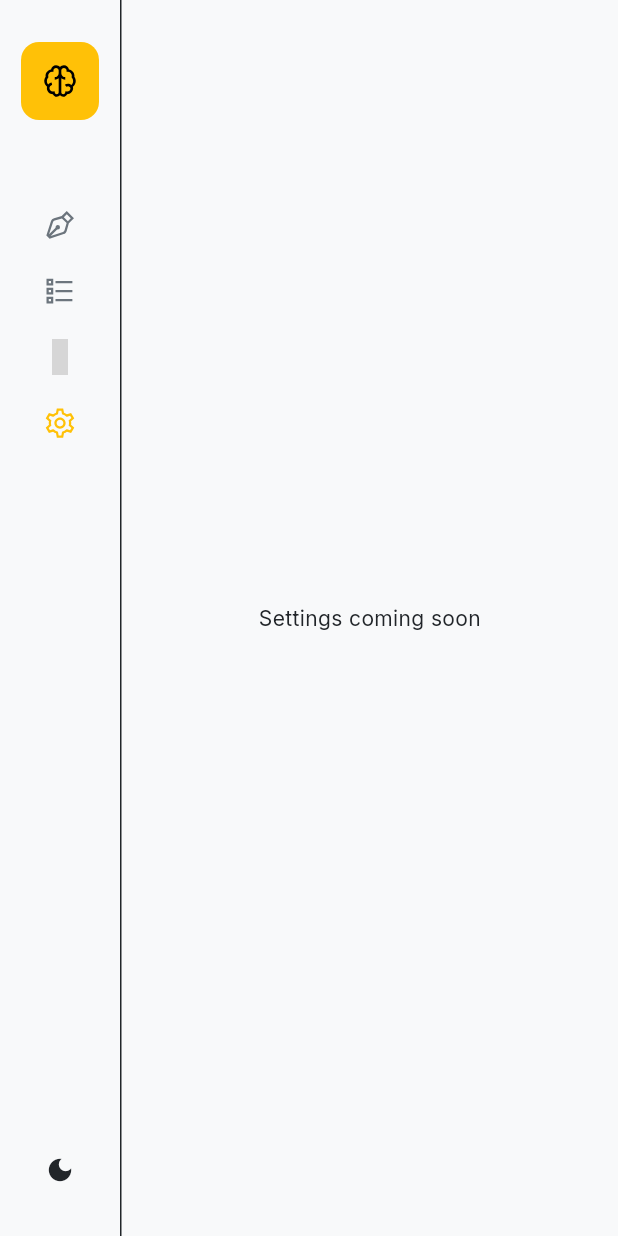
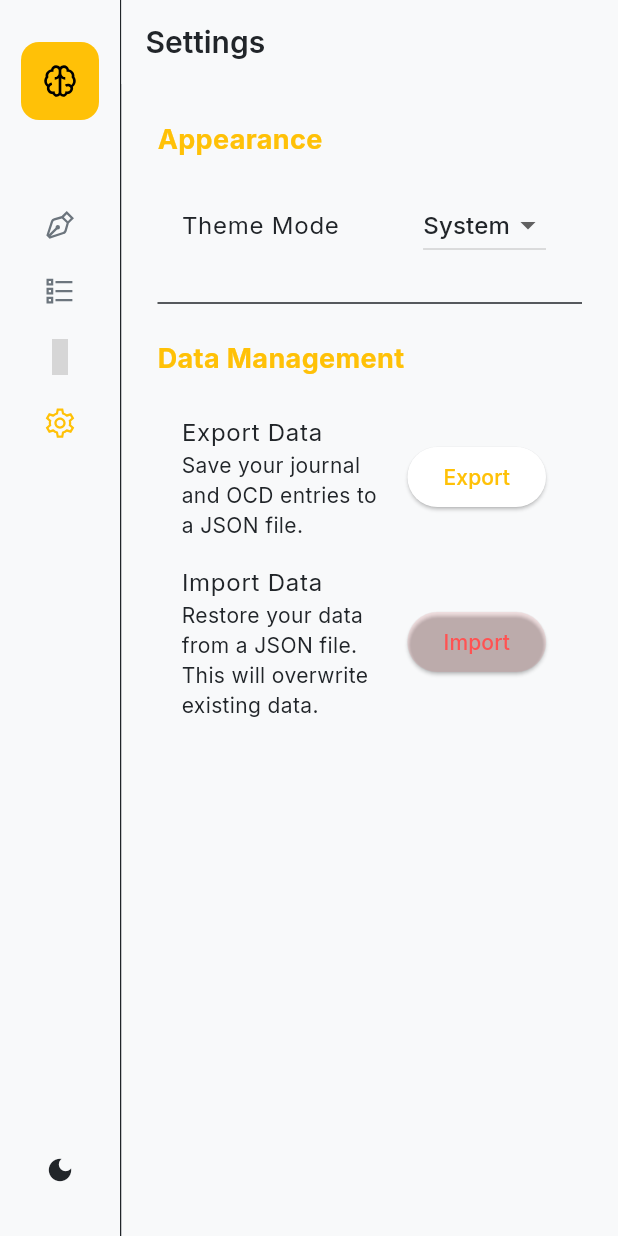
Before and after one commit to maskedsyntax/patterns, a Flutter app: the screen it shows after launch, after a tap on "OCD Tracker", after a tap on "Analytics", after a tap on "Settings", on a phone screen of 412 x 824 dp. Run offline on Flutter 3.47's test engine with Material 3 defaults, Android fonts, the phone set to English and light mode, and no system bars; our stand-ins replace file_picker, flutter_riverpod, google_fonts, line_icons, sqflite_common_ffi; accounts and stored records are empty; grey boxes are pictures that could not be loaded.

Commit message:
Implement Analytics and Settings screens, add Data Export/Import with file_picker

```diff
--- a/lib/database/db_helper.dart
+++ b/lib/database/db_helper.dart
@@ -1,3 +1,4 @@
+import 'dart:convert';
 import 'dart:io';
 import 'package:path/path.dart';
 import 'package:path_provider/path_provider.dart';
@@ -100,4 +101,35 @@ class DbHelper {
     final db = await instance.database;
     return await db.delete('ocd', where: 'id = ?', whereArgs: [id]);
   }
+
+  // Export / Import
+  Future<String> exportAll() async {
+    final db = await instance.database;
+    final journal = await db.query('journal');
+    final ocd = await db.query('ocd');
+    final data = {
+      'journal': journal,
+      'ocd': ocd,
+    };
+    return jsonEncode(data);
+  }
+
+  Future<void> importAll(String jsonStr) async {
+    final data = jsonDecode(jsonStr) as Map<String, dynamic>;
+    final db = await instance.database;
+    await db.transaction((txn) async {
+      await txn.delete('journal');
+      await txn.delete('ocd');
+      if (data['journal'] != null) {
+        for (final item in data['journal']) {
+          await txn.insert('journal', Map<String, dynamic>.from(item));
+        }
+      }
+      if (data['ocd'] != null) {
+        for (final item in data['ocd']) {
+          await txn.insert('ocd', Map<String, dynamic>.from(item));
+        }
+      }
+    });
+  }
 }
--- a/lib/main.dart
+++ b/lib/main.dart
@@ -5,6 +5,8 @@ import 'package:line_icons/line_icons.dart';
 import 'theme/app_theme.dart';
 import 'screens/journal_screen.dart';
 import 'screens/ocd_tracker_screen.dart';
+import 'screens/analytics_screen.dart';
+import 'screens/settings_screen.dart';
 
 class ThemeModeNotifier extends Notifier<ThemeMode> {
   @override
@@ -65,8 +67,8 @@ class _HomeScreenState extends ConsumerState<HomeScreen> {
   final List<Widget> _screens = [
     const JournalScreen(),
     const OcdTrackerScreen(),
-    const Center(child: Text('Analytics coming soon')),
-    const Center(child: Text('Settings coming soon')),
+    const AnalyticsScreen(),
+    const SettingsScreen(),
   ];
 
   @override
--- /dev/null
+++ b/lib/screens/analytics_screen.dart
@@ -0,0 +1,90 @@
+import 'package:flutter/material.dart';
+import 'package:flutter_riverpod/flutter_riverpod.dart';
+import 'package:google_fonts/google_fonts.dart';
+import '../providers/providers.dart';
+import '../models/models.dart';
+
+class AnalyticsScreen extends ConsumerWidget {
+  const AnalyticsScreen({super.key});
+
+  @override
+  Widget build(BuildContext context, WidgetRef ref) {
+    final journalAsync = ref.watch(journalProvider);
+    final ocdAsync = ref.watch(ocdProvider);
+
+    return Scaffold(
+      appBar: AppBar(
+        title: const Text('Analytics'),
+      ),
+      body: journalAsync.when(
+        data: (journals) {
+          return ocdAsync.when(
+            data: (ocds) {
+              int totalObsessions = ocds.where((e) => e.type == OcdType.obsession).length;
+              int totalCompulsions = ocds.where((e) => e.type == OcdType.compulsion).length;
+              double avgDistress = ocds.isEmpty ? 0 : ocds.map((e) => e.distressLevel).reduce((a, b) => a + b) / ocds.length;
+
+              return ListView(
+                padding: const EdgeInsets.all(24),
+                children: [
+                  Text('Overview', style: GoogleFonts.inter(fontSize: 24, fontWeight: FontWeight.bold)),
+                  const SizedBox(height: 24),
+                  Row(
+                    children: [
+                      Expanded(child: _StatCard(title: 'Journal Entries', value: journals.length.toString(), icon: Icons.book)),
+                      const SizedBox(width: 16),
+                      Expanded(child: _StatCard(title: 'Total OCD Events', value: ocds.length.toString(), icon: Icons.warning_amber_rounded)),
+                      const SizedBox(width: 16),
+                      Expanded(child: _StatCard(title: 'Avg Distress', value: avgDistress.toStringAsFixed(1), icon: Icons.trending_up)),
+                    ],
+                  ),
+                  const SizedBox(height: 32),
+                  Text('Breakdown', style: GoogleFonts.inter(fontSize: 20, fontWeight: FontWeight.w600)),
+                  const SizedBox(height: 16),
+                  Row(
+                    children: [
+                      Expanded(child: _StatCard(title: 'Obsessions', value: totalObsessions.toString(), icon: Icons.psychology)),
+                      const SizedBox(width: 16),
+                      Expanded(child: _StatCard(title: 'Compulsions', value: totalCompulsions.toString(), icon: Icons.touch_app)),
+                    ],
+                  ),
+                ],
+              );
+            },
+            loading: () => const Center(child: CircularProgressIndicator()),
+            error: (e, s) => Center(child: Text('Error: $e')),
+          );
+        },
+        loading: () => const Center(child: CircularProgressIndicator()),
+        error: (e, s) => Center(child: Text('Error: $e')),
+      ),
+    );
+  }
+}
+
+class _StatCard extends StatelessWidget {
+  final String title;
+  final String value;
+  final IconData icon;
+
+  const _StatCard({required this.title, required this.value, required this.icon});
+
+  @override
+  Widget build(BuildContext context) {
+    final theme = Theme.of(context);
+    return Card(
+      child: Padding(
+        padding: const EdgeInsets.all(24.0),
+        child: Column(
+          children: [
+            Icon(icon, size: 32, color: theme.colorScheme.primary),
+            const SizedBox(height: 16),
+            Text(value, style: GoogleFonts.inter(fontSize: 32, fontWeight: FontWeight.bold, color: theme.colorScheme.onSurface)),
+            const SizedBox(height: 8),
+            Text(title, style: TextStyle(color: theme.colorScheme.onSurface.withOpacity(0.6))),
+          ],
+        ),
+      ),
+    );
+  }
+}
--- /dev/null
+++ b/lib/screens/settings_screen.dart
@@ -0,0 +1,118 @@
+import 'dart:io';
+import 'package:flutter/material.dart';
+import 'package:flutter_riverpod/flutter_riverpod.dart';
+import 'package:file_picker/file_picker.dart';
+import 'package:google_fonts/google_fonts.dart';
+import '../database/db_helper.dart';
+import '../providers/providers.dart';
+import '../main.dart';
+
+class SettingsScreen extends ConsumerWidget {
+  const SettingsScreen({super.key});
+
+  Future<void> _exportData(BuildContext context) async {
+    try {
+      final jsonStr = await DbHelper.instance.exportAll();
+      final path = await FilePicker.platform.saveFile(
+        dialogTitle: 'Export Data',
+        fileName: 'patterns_export.json',
+        type: FileType.custom,
+        allowedExtensions: ['json'],
+      );
+      if (path != null) {
+        final file = File(path);
+        await file.writeAsString(jsonStr);
+        if (context.mounted) {
+          ScaffoldMessenger.of(context).showSnackBar(const SnackBar(content: Text('Data exported successfully')));
+        }
+      }
+    } catch (e) {
+      if (context.mounted) {
+        ScaffoldMessenger.of(context).showSnackBar(SnackBar(content: Text('Export failed: $e')));
+      }
+    }
+  }
+
+  Future<void> _importData(BuildContext context, WidgetRef ref) async {
+    try {
+      final result = await FilePicker.platform.pickFiles(
+        dialogTitle: 'Import Data',
+        type: FileType.custom,
+        allowedExtensions: ['json'],
+      );
+      if (result != null && result.files.single.path != null) {
+        final file = File(result.files.single.path!);
+        final jsonStr = await file.readAsString();
+        await DbHelper.instance.importAll(jsonStr);
+        // Refresh providers
+        ref.invalidate(journalProvider);
+        ref.invalidate(ocdProvider);
+        if (context.mounted) {
+          ScaffoldMessenger.of(context).showSnackBar(const SnackBar(content: Text('Data imported successfully')));
+        }
+      }
+    } catch (e) {
+      if (context.mounted) {
+        ScaffoldMessenger.of(context).showSnackBar(SnackBar(content: Text('Import failed: $e')));
+      }
+    }
+  }
+
+  @override
+  Widget build(BuildContext context, WidgetRef ref) {
+    final theme = Theme.of(context);
+    final themeMode = ref.watch(themeModeProvider);
+
+    return Scaffold(
+      appBar: AppBar(
+        title: const Text('Settings'),
+      ),
+      body: ListView(
+        padding: const EdgeInsets.all(24),
+        children: [
+          Text('Appearance', style: GoogleFonts.inter(fontSize: 18, fontWeight: FontWeight.bold, color: theme.colorScheme.primary)),
+          const SizedBox(height: 16),
+          ListTile(
+            title: const Text('Theme Mode'),
+            trailing: DropdownButton<ThemeMode>(
+              value: themeMode,
+              onChanged: (mode) {
+                if (mode != null) {
+                  ref.read(themeModeProvider.notifier).setThemeMode(mode);
+                }
+              },
+              items: const [
+                DropdownMenuItem(value: ThemeMode.system, child: Text('System')),
+                DropdownMenuItem(value: ThemeMode.light, child: Text('Light')),
+                DropdownMenuItem(value: ThemeMode.dark, child: Text('Dark')),
+              ],
+            ),
+          ),
+          const Divider(height: 48),
+          Text('Data Management', style: GoogleFonts.inter(fontSize: 18, fontWeight: FontWeight.bold, color: theme.colorScheme.primary)),
+          const SizedBox(height: 16),
+          ListTile(
+            title: const Text('Export Data'),
+            subtitle: const Text('Save your journal and OCD entries to a JSON file.'),
+            trailing: ElevatedButton(
+              onPressed: () => _exportData(context),
+              child: const Text('Export'),
+            ),
+          ),
+          ListTile(
+            title: const Text('Import Data'),
+            subtitle: const Text('Restore your data from a JSON file. This will overwrite existing data.'),
+            trailing: ElevatedButton(
+              style: ElevatedButton.styleFrom(
+                backgroundColor: Colors.redAccent.withOpacity(0.1),
+                foregroundColor: Colors.redAccent,
+              ),
+              onPressed: () => _importData(context, ref),
+              child: const Text('Import'),
+            ),
+          ),
+        ],
+      ),
+    );
+  }
+}
--- a/pubspec.yaml
+++ b/pubspec.yaml
@@ -42,6 +42,7 @@ dependencies:
   line_icons: ^2.0.3
   animations: ^2.1.1
   path: ^1.9.1
+  file_picker: ^10.3.10
 
 dev_dependencies:
   flutter_test:
```
Also changed, not shown: pubspec.lock, 3 other files.
